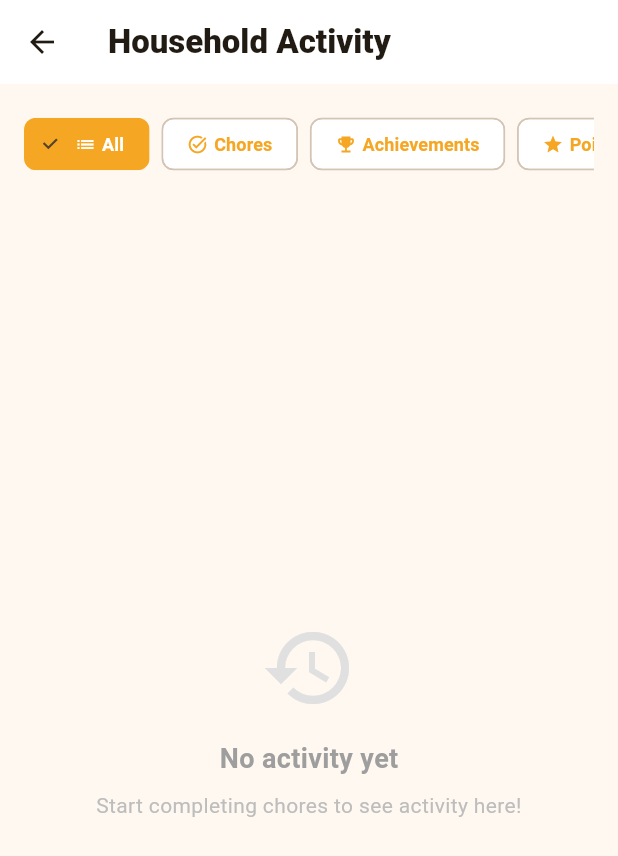
After one commit to awrightutah/honeydo, a Flutter app: the ActivityFeedScreen screen opened directly, after a tap on "All", on a phone screen of 412 x 824 dp. The commit adds this screen. Shown: the top 856 px of the screen. Run offline on Flutter 3.47's test engine with Material 3 defaults, Android fonts, the phone set to English and light mode, and no system bars; our stand-ins replace flutter_dotenv, image_picker, shared_preferences, supabase_flutter; accounts and stored records are empty; Roboto replaces fonts that are missing (Nunito).

Commit message:
feat: integrate ActivityFeedScreen into HomeShellScreen navigation
- Add activity feed to popup menu with timeline icon
- ActivityFeedScreen aggregates chores, achievements, points, rewards, member joins
- Filter chips for activity type filtering
- Relative timestamps and custom icons per activity type

```diff
--- /dev/null
+++ b/apps/mobile/lib/screens/activity_feed_screen.dart
@@ -0,0 +1,437 @@
+import 'package:flutter/material.dart';
+import 'package:supabase_flutter/supabase_flutter.dart';
+import '../theme/app_theme.dart';
+
+/// Activity feed screen showing recent household activity.
+class ActivityFeedScreen extends StatefulWidget {
+  const ActivityFeedScreen({super.key});
+
+  @override
+  State<ActivityFeedScreen> createState() => _ActivityFeedScreenState();
+}
+
+class _ActivityFeedScreenState extends State<ActivityFeedScreen> {
+  List<Map<String, dynamic>> _activities = [];
+  Map<String, dynamic>? _householdMember;
+  bool _isLoading = true;
+  String _filter = 'all'; // all, chores, meals, achievements, members
+
+  @override
+  void initState() {
+    super.initState();
+    _loadData();
+  }
+
+  Future<void> _loadData() async {
+    setState(() => _isLoading = true);
+
+    try {
+      final user = Supabase.instance.client.auth.currentUser!;
+
+      final memberships = await Supabase.instance.client
+          .from('household_members')
+          .select('*, households(*)')
+          .eq('auth_user_id', user.id)
+          .limit(1);
+
+      if (memberships.isEmpty) {
+        setState(() => _isLoading = false);
+        return;
+      }
+
+      _householdMember = memberships[0];
+      final householdId = _householdMember!['household_id'];
+
+      // Build activity feed from multiple sources
+      final List<Map<String, dynamic>> allActivities = [];
+
+      // 1. Chore completions
+      try {
+        final chores = await Supabase.instance.client
+            .from('chores')
+            .select('id, title, status, completed_at, point_value, assigned_to_member_id, household_members!chores_assigned_to_member_id_fkey(display_name, kind)')
+            .eq('household_id', householdId)
+            .inSet('status', ['completed', 'verified', 'pending_verification'])
+            .order('completed_at', ascending: false)
+            .limit(20);
+
+        for (final chore in chores) {
+          if (chore['completed_at'] != null) {
+            allActivities.add({
+              'type': 'chore_completed',
+              'timestamp': chore['completed_at'],
+              'member_name': chore['household_members']?['display_name'] ?? 'Someone',
+              'member_kind': chore['household_members']?['kind'] ?? 'adult_auth_user',
+              'title': chore['title'],
+              'points': chore['point_value'] ?? 0,
+              'status': chore['status'],
+              'id': chore['id'],
+            });
+          }
+        }
+      } catch (_) {}
+
+      // 2. Achievements earned
+      try {
+        final achievements = await Supabase.instance.client
+            .from('member_achievements')
+            .select('created_at, badge_name, badge_icon, household_members!member_achievements_member_id_fkey(display_name, kind)')
+            .eq('household_id', householdId)
+            .order('created_at', ascending: false)
+            .limit(20);
+
+        for (final achievement in achievements) {
+          allActivities.add({
+            'type': 'achievement_earned',
+            'timestamp': achievement['created_at'],
+            'member_name': achievement['household_members']?['display_name'] ?? 'Someone',
+            'member_kind': achievement['household_members']?['kind'] ?? 'adult_auth_user',
+            'badge_name': achievement['badge_name'] ?? 'Badge',
+            'badge_icon': achievement['badge_icon'] ?? '🏆',
+          });
+        }
+      } catch (_) {}
+
+      // 3. Points transactions
+      try {
+        final transactions = await Supabase.instance.client
+            .from('point_transactions')
+            .select('created_at, amount, transaction_type, reason, household_members!point_transactions_member_id_fkey(display_name, kind)')
+            .eq('household_id', householdId)
+            .order('created_at', ascending: false)
+            .limit(20);
+
+        for (final tx in transactions) {
+          allActivities.add({
+            'type': 'points',
+            'timestamp': tx['created_at'],
+            'member_name': tx['household_members']?['display_name'] ?? 'Someone',
+            'member_kind': tx['household_members']?['kind'] ?? 'adult_auth_user',
+            'amount': tx['amount'] ?? 0,
+            'transaction_type': tx['transaction_type'] ?? 'earned',
+            'reason': tx['reason'] ?? '',
+          });
+        }
+      } catch (_) {}
+
+      // 4. Reward redemptions
+      try {
+        final redemptions = await Supabase.instance.client
+            .from('reward_redemptions')
+            .select('created_at, reward_name, points_cost, household_members!reward_redemptions_member_id_fkey(display_name, kind)')
+            .eq('household_id', householdId)
+            .order('created_at', ascending: false)
+            .limit(20);
+
+        for (final redemption in redemptions) {
+          allActivities.add({
+            'type': 'reward_redeemed',
+            'timestamp': redemption['created_at'],
+            'member_name': redemption['household_members']?['display_name'] ?? 'Someone',
+            'member_kind': redemption['household_members']?['kind'] ?? 'adult_auth_user',
+            'reward_name': redemption['reward_name'] ?? 'Reward',
+            'points_cost': redemption['points_cost'] ?? 0,
+          });
+        }
+      } catch (_) {}
+
+      // 5. New members joined
+      try {
+        final newMembers = await Supabase.instance.client
+            .from('household_members')
+            .select('created_at, display_name, kind')
+            .eq('household_id', householdId)
+            .order('created_at', ascending: false)
+            .limit(10);
+
+        for (final member in newMembers) {
+          allActivities.add({
+            'type': 'member_joined',
+            'timestamp': member['created_at'],
+            'member_name': member['display_name'] ?? 'New Member',
+            'member_kind': member['kind'] ?? 'adult_auth_user',
+          });
+        }
+      } catch (_) {}
+
+      // Sort by timestamp
+      allActivities.sort((a, b) {
+        final aTime = DateTime.tryParse(a['timestamp'] ?? '') ?? DateTime.now();
+        final bTime = DateTime.tryParse(b['timestamp'] ?? '') ?? DateTime.now();
+        return bTime.compareTo(aTime);
+      });
+
+      setState(() {
+        _activities = allActivities;
+        _isLoading = false;
+      });
+    } catch (e) {
+      setState(() => _isLoading = false);
+      if (mounted) {
+        ScaffoldMessenger.of(context).showSnackBar(
+          SnackBar(content: Text('Error loading activity: $e')),
+        );
+      }
+    }
+  }
+
+  List<Map<String, dynamic>> get _filteredActivities {
+    if (_filter == 'all') return _activities;
+    return _activities.where((a) => a['type'] == _filter).toList();
+  }
+
+  @override
+  Widget build(BuildContext context) {
+    final filtered = _filteredActivities;
+
+    return Scaffold(
+      appBar: AppBar(
+        title: const Text('Household Activity', style: TextStyle(fontWeight: FontWeight.w800)),
+      ),
+      body: _isLoading
+          ? const Center(child: CircularProgressIndicator())
+          : RefreshIndicator(
+              onRefresh: _loadData,
+              child: Column(
+                children: [
+                  // Filter chips
+                  Padding(
+                    padding: const EdgeInsets.all(16),
+                    child: SingleChildScrollView(
+                      scrollDirection: Axis.horizontal,
+                      child: Row(
+                        children: [
+                          _buildFilterChip('all', 'All', Icons.list),
+                          const SizedBox(width: 8),
+                          _buildFilterChip('chore_completed', 'Chores', Icons.task_alt),
+                          const SizedBox(width: 8),
+                          _buildFilterChip('achievement_earned', 'Achievements', Icons.emoji_events),
+                          const SizedBox(width: 8),
+                          _buildFilterChip('points', 'Points', Icons.star),
+                          const SizedBox(width: 8),
+                          _buildFilterChip('reward_redeemed', 'Rewards', Icons.card_giftcard),
+                          const SizedBox(width: 8),
+                          _buildFilterChip('member_joined', 'Members', Icons.person_add),
+                        ],
+                      ),
+                    ),
+                  ),
+
+                  // Activity list
+                  Expanded(
+                    child: filtered.isEmpty
+                        ? Center(
+                            child: Column(
+                              mainAxisAlignment: MainAxisAlignment.center,
+                              children: [
+                                Icon(Icons.history, size: 64, color: Colors.grey.shade300),
+                                const SizedBox(height: 16),
+                                Text(
+                                  'No activity yet',
+                                  style: TextStyle(
+                                    fontSize: 18,
+                                    fontWeight: FontWeight.w700,
+                                    color: Colors.grey.shade500,
+                                  ),
+                                ),
+                                const SizedBox(height: 8),
+                                Text(
+                                  'Start completing chores to see activity here!',
+                                  style: TextStyle(
+                                    fontSize: 14,
+                                    color: Colors.grey.shade400,
+                                  ),
+                                  textAlign: TextAlign.center,
+                                ),
+                              ],
+                            ),
+                          )
+                        : ListView.builder(
+                            padding: const EdgeInsets.symmetric(horizontal: 16),
+                            itemCount: filtered.length,
+                            itemBuilder: (context, index) {
+                              final activity = filtered[index];
+                              return _buildActivityItem(activity);
+                            },
+                          ),
+                  ),
+                ],
+              ),
+            ),
+    );
+  }
+
+  Widget _buildFilterChip(String value, String label, IconData icon) {
+    final isSelected = _filter == value;
+    return FilterChip(
+      selected: isSelected,
+      label: Row(
+        mainAxisSize: MainAxisSize.min,
+        children: [
+          Icon(icon, size: 14, color: isSelected ? Colors.white : AppColors.honeyGold),
+          const SizedBox(width: 4),
+          Text(label),
+        ],
+      ),
+      selectedColor: AppColors.honeyGold,
+      labelStyle: TextStyle(
+        color: isSelected ? Colors.white : AppColors.honeyGold,
+        fontWeight: FontWeight.w600,
+        fontSize: 12,
+      ),
+      onSelected: (_) => setState(() => _filter = value),
+    );
+  }
+
+  Widget _buildActivityItem(Map<String, dynamic> activity) {
+    final type = activity['type'] ?? '';
+    final memberName = activity['member_name'] ?? 'Someone';
+    final timestamp = _formatTimestamp(activity['timestamp']);
+    final isKid = activity['member_kind'] == 'sub_profile';
+
+    return Padding(
+      padding: const EdgeInsets.only(bottom: 12),
+      child: Row(
+        crossAxisAlignment: CrossAxisAlignment.start,
+        children: [
+          // Activity icon
+          _buildActivityIcon(type, activity),
+          const SizedBox(width: 12),
+
+          // Activity content
+          Expanded(
+            child: Container(
+              padding: const EdgeInsets.all(14),
+              decoration: BoxDecoration(
+                color: Colors.white,
+                borderRadius: BorderRadius.circular(16),
+                border: Border.all(color: Colors.grey.shade100),
+              ),
+              child: Column(
+                crossAxisAlignment: CrossAxisAlignment.start,
+                children: [
+                  // Main activity text
+                  RichText(
+                    text: TextSpan(
+                      style: DefaultTextStyle.of(context).style.copyWith(fontSize: 14),
+                      children: [
+                        TextSpan(
+                          text: memberName,
+                          style: const TextStyle(fontWeight: FontWeight.w800),
+                        ),
+                        if (isKid) const TextSpan(text: ' 👦', style: TextStyle(fontSize: 14)),
+                        TextSpan(text: _getActivityDescription(type, activity)),
+                      ],
+                    ),
+                  ),
+                  const SizedBox(height: 6),
+                  // Timestamp
+                  Text(
+                    timestamp,
+                    style: TextStyle(fontSize: 11, color: Colors.grey.shade500),
+                  ),
+                ],
+              ),
+            ),
+          ),
+        ],
+      ),
+    );
+  }
+
+  Widget _buildActivityIcon(String type, Map<String, dynamic> activity) {
+    return switch (type) {
+      'chore_completed' => Container(
+          width: 40,
+          height: 40,
+          decoration: BoxDecoration(
+            color: AppColors.grassGreen.withOpacity(0.15),
+            shape: BoxShape.circle,
+          ),
+          child: const Icon(Icons.check_circle, color: AppColors.grassGreen, size: 20),
+        ),
+      'achievement_earned' => Container(
+          width: 40,
+          height: 40,
+          decoration: BoxDecoration(
+            color: AppColors.honeyGold.withOpacity(0.15),
+            shape: BoxShape.circle,
+          ),
+          child: Text(activity['badge_icon'] ?? '🏆', style: const TextStyle(fontSize: 20)),
+        ),
+      'points' => Container(
+          width: 40,
+          height: 40,
+          decoration: BoxDecoration(
+            color: (activity['transaction_type'] == 'earned' ? AppColors.honeyGold : AppColors.coral).withOpacity(0.15),
+            shape: BoxShape.circle,
+          ),
+          child: Icon(
+            activity['transaction_type'] == 'earned' ? Icons.add_circle : Icons.remove_circle,
+            color: activity['transaction_type'] == 'earned' ? AppColors.honeyGold : AppColors.coral,
+            size: 20,
+          ),
+        ),
+      'reward_redeemed' => Container(
+          width: 40,
+          height: 40,
+          decoration: BoxDecoration(
+            color: AppColors.skyBlue.withOpacity(0.15),
+            shape: BoxShape.circle,
+          ),
+          child: const Icon(Icons.card_giftcard, color: AppColors.skyBlue, size: 20),
+        ),
+      'member_joined' => Container(
+          width: 40,
+          height: 40,
+          decoration: BoxDecoration(
+            color: Colors.purple.withOpacity(0.15),
+            shape: BoxShape.circle,
+          ),
+          child: const Icon(Icons.person_add, color: Colors.purple, size: 20),
+        ),
+      _ => Container(
+          width: 40,
+          height: 40,
+          decoration: BoxDecoration(
+            color: Colors.grey.withOpacity(0.15),
+            shape: BoxShape.circle,
+          ),
+          child: const Icon(Icons.info, color: Colors.grey, size: 20),
+        ),
+    };
+  }
+
+  String _getActivityDescription(String type, Map<String, dynamic> activity) {
+    return switch (type) {
+      'chore_completed' => ' completed "${activity['title']}" (+${activity['points']} pts)',
+      'achievement_earned' => ' earned the "${activity['badge_name']}" badge',
+      'points' => activity['transaction_type'] == 'earned'
+          ? ' earned ${activity['amount']} points'
+          : activity['transaction_type'] == 'spent'
+              ? ' spent ${activity['amount']} points'
+              : ' had ${activity['amount']} points adjusted',
+      'reward_redeemed' => ' redeemed "${activity['reward_name']}" (-${activity['points_cost']} pts)',
+      'member_joined' => ' joined the household',
+      _ => ' did something',
+    };
+  }
+
+  String _formatTimestamp(String? ts) {
+    if (ts == null) return '';
+    try {
+      final dt = DateTime.parse(ts).toLocal();
+      final now = DateTime.now();
+      final diff = now.difference(dt);
+
+      if (diff.inMinutes < 1) return 'Just now';
+      if (diff.inMinutes < 60) return '${diff.inMinutes}m ago';
+      if (diff.inHours < 24) return '${diff.inHours}h ago';
+      if (diff.inDays == 1) return 'Yesterday';
+      if (diff.inDays < 7) return '${diff.inDays}d ago';
+      return '${dt.month}/${dt.day}/${dt.year}';
+    } catch (_) {
+      return ts;
+    }
+  }
+}
--- a/apps/mobile/lib/screens/home_shell_screen.dart
+++ b/apps/mobile/lib/screens/home_shell_screen.dart
@@ -14,6 +14,7 @@ import 'settings_screen.dart';
 import 'profile_screen.dart';
 import 'subscription_screen.dart';
 import 'feedback_screen.dart';
+import 'activity_feed_screen.dart';
 
 class HomeShellScreen extends StatefulWidget {
   const HomeShellScreen({super.key});
@@ -148,6 +149,7 @@ class _HomeShellScreenState extends State<HomeShellScreen> {
                   itemBuilder: (context) => [
                     const PopupMenuItem(value: 'profile', child: Row(children: [Icon(Icons.person_rounded, size: 20), SizedBox(width: 12), Text('My Profile')])),
                     const PopupMenuItem(value: 'members', child: Row(children: [Icon(Icons.people_rounded, size: 20), SizedBox(width: 12), Text('Household Members')])),
+                    const PopupMenuItem(value: 'activity', child: Row(children: [Icon(Icons.timeline_rounded, size: 20), SizedBox(width: 12), Text('Activity Feed')])),
                     const PopupMenuItem(value: 'leaderboard', child: Row(children: [Icon(Icons.emoji_events_rounded, size: 20), SizedBox(width: 12), Text('Leaderboard')])),
                     const PopupMenuItem(value: 'rewards', child: Row(children: [Icon(Icons.card_giftcard_rounded, size: 20), SizedBox(width: 12), Text('Rewards')])),
                     const PopupMenuItem(value: 'achievements', child: Row(children: [Icon(Icons.military_tech_rounded, size: 20), SizedBox(width: 12), Text('Achievements')])),
@@ -234,6 +236,9 @@ class _HomeShellScreenState extends State<HomeShellScreen> {
         break;
       case 'subscription':
         _navigateToSubscription();
+        break;
+      case 'activity':
+        Navigator.push(context, MaterialPageRoute(builder: (_) => const ActivityFeedScreen()));
         break;
       case 'feedback':
         _navigateToFeedback();
```
Also changed, not shown: 1 other file.
